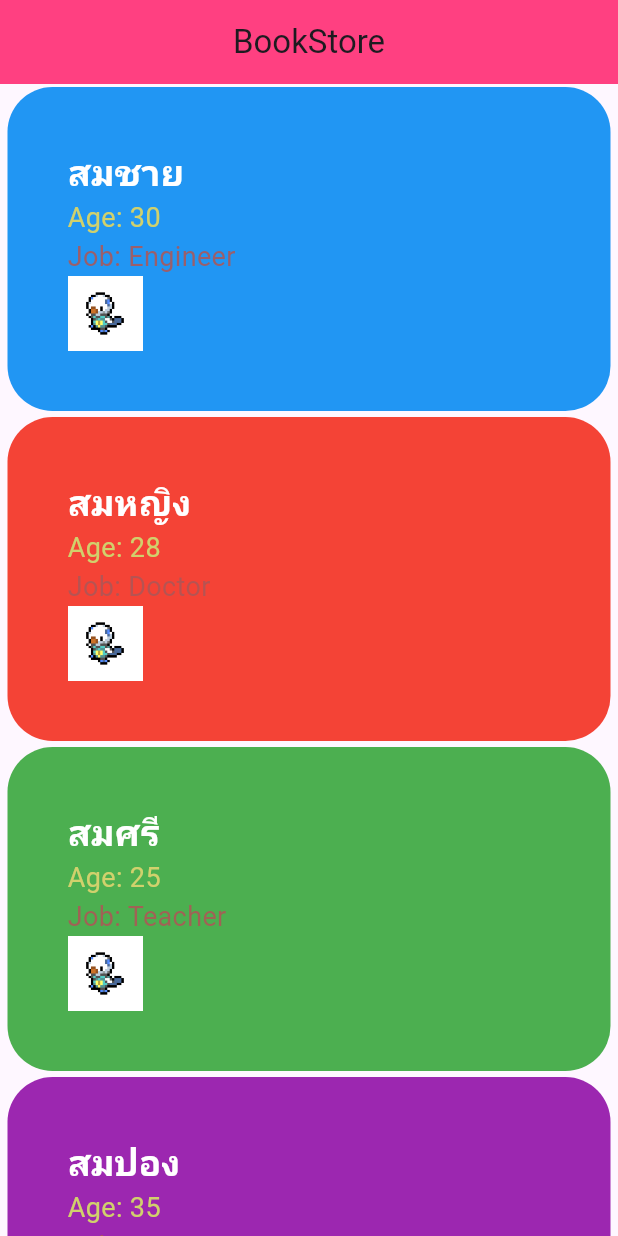
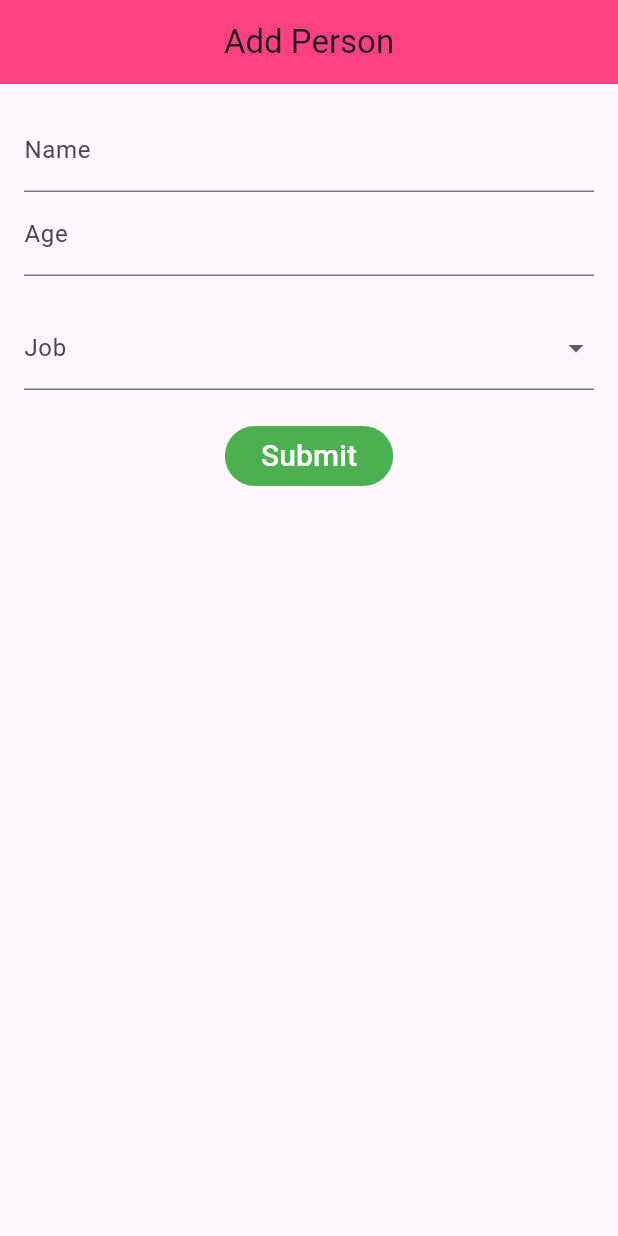
Before and after one commit to JJkittipop/Assignment67_2, a Flutter app: the screen it shows after launch, on a phone screen of 412 x 824 dp. Run offline on Flutter 3.47's test engine with Material 3 defaults, Android fonts, the phone set to English and light mode, and no system bars; our stand-ins replace google_fonts; Roboto replaces fonts that are missing (Kanit).

Commit message:
TextFormField for input, Step 14: DropdownButton for job selection

```diff
--- a/lib/main.dart
+++ b/lib/main.dart
@@ -5,21 +5,29 @@ import 'package:flutter/material.dart';
 import 'package:test_assignment_67_2/screen/home.dart';
 import 'package:test_assignment_67_2/screen/item.dart';
 
+// Step 13: TextFormField for input
+// Step 14: DropdownButton for job selection
+import 'package:test_assignment_67_2/screen/addForm.dart';
+
 void main() {
-runApp(
-    MaterialApp(
-      title: "My Title",
-      home: Scaffold(
-        appBar: AppBar(
-          title: Text("BookStore"),
-          backgroundColor: Colors.pinkAccent,
-          centerTitle: true,
-        ),
-        // body: Home(),
+  // runApp(
+  //     MaterialApp(
+  //       title: "My Title",
+  //       home: Scaffold(
+  //         appBar: AppBar(
+  //           title: Text("BookStore"),
+  //           backgroundColor: Colors.pinkAccent,
+  //           centerTitle: true,
+  //         ),
+  //         // body: Home(),
 
-        // Step 8: stateful widget
-        body: Item(),
-        ),
-    ),
-  );
+  //         // Step 8: stateful widget
+  //         body: Item(),
+  //         ),
+  //     ),
+  //   );
+
+  // Step 13: TextFormField for input
+  // Step 14: DropdownButton for job selection
+  runApp(const AddForm());
 }
--- /dev/null
+++ b/lib/screen/addForm.dart
@@ -0,0 +1,60 @@
+// Step 13: TextFormField for input
+// Step 14: DropdownButton for job selection
+import 'package:flutter/material.dart';
+import 'package:test_assignment_67_2/models/person.dart';
+
+class AddForm extends StatefulWidget {
+  const AddForm({super.key});
+
+  @override
+  State<AddForm> createState() => _AddFormState();
+}
+
+class _AddFormState extends State<AddForm> {
+  @override
+  Widget build(BuildContext context) {
+    return MaterialApp(
+      title: "Add Person",
+      home: Scaffold(
+        appBar: AppBar(
+          title: const Text("Add Person"),
+          backgroundColor: Colors.pinkAccent,
+          centerTitle: true,
+        ),
+        body: Padding(
+          padding: const EdgeInsets.all(16.0),
+          child: Column(
+            children: [
+              TextFormField(
+                decoration: const InputDecoration(labelText: 'Name'),
+              ),
+              TextFormField(
+                decoration: const InputDecoration(labelText: 'Age'),
+                keyboardType: TextInputType.number,
+              ),
+              const SizedBox(height: 20),
+              DropdownButtonFormField(
+                decoration: const InputDecoration(labelText: 'Job'),
+                items: Job.values.map((key) {
+                  return DropdownMenuItem(value: key, child: Text(key.title));
+                }).toList(),
+                onChanged: (value) {
+                  print(value);
+                },
+              ),
+              const SizedBox(height: 20),
+              FilledButton(
+                onPressed: () {},
+                style: FilledButton.styleFrom(backgroundColor: Colors.green),
+                child: Text(
+                  "Submit",
+                  style: TextStyle(color: Colors.white, fontSize: 20),
+                ),
+              ),
+            ],
+          ),
+        ),
+      ),
+    );
+  }
+}
```
